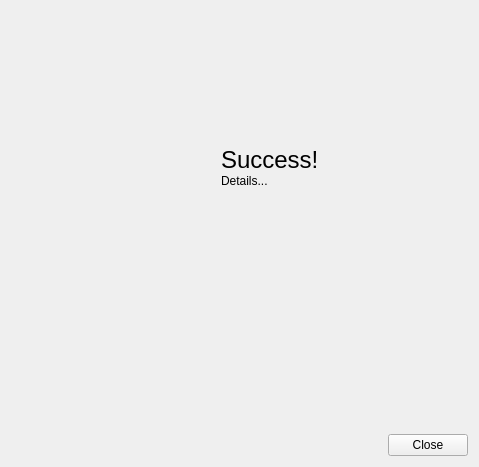
Before: the Qt Designer form resources/publish_result_form.ui in shotgunsoftware/tk-multi-publish, drawn with Qt 5.
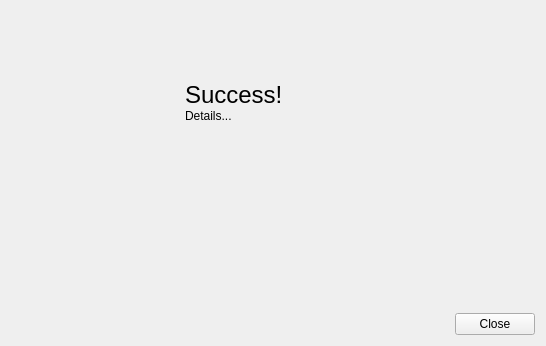
After: the same form once the commit is applied. Icons and pictures are not drawn.

What changed in the file:
```diff
--- a/resources/publish_result_form.ui
+++ b/resources/publish_result_form.ui
@@ -6,8 +6,8 @@
    <rect>
     <x>0</x>
     <y>0</y>
-    <width>479</width>
-    <height>467</height>
+    <width>546</width>
+    <height>346</height>
    </rect>
   </property>
   <property name="windowTitle">
@@ -28,7 +28,7 @@
     </spacer>
    </item>
    <item>
-    <layout class="QHBoxLayout" name="horizontalLayout" stretch="1,0,1,1">
+    <layout class="QHBoxLayout" name="horizontalLayout" stretch="1,0,3,1">
      <item>
       <spacer name="horizontalSpacer">
        <property name="orientation">
@@ -119,7 +119,7 @@
           <set>Qt::AlignLeading|Qt::AlignLeft|Qt::AlignTop</set>
          </property>
          <property name="wordWrap">
-          <bool>false</bool>
+          <bool>true</bool>
          </property>
         </widget>
        </item>
```
